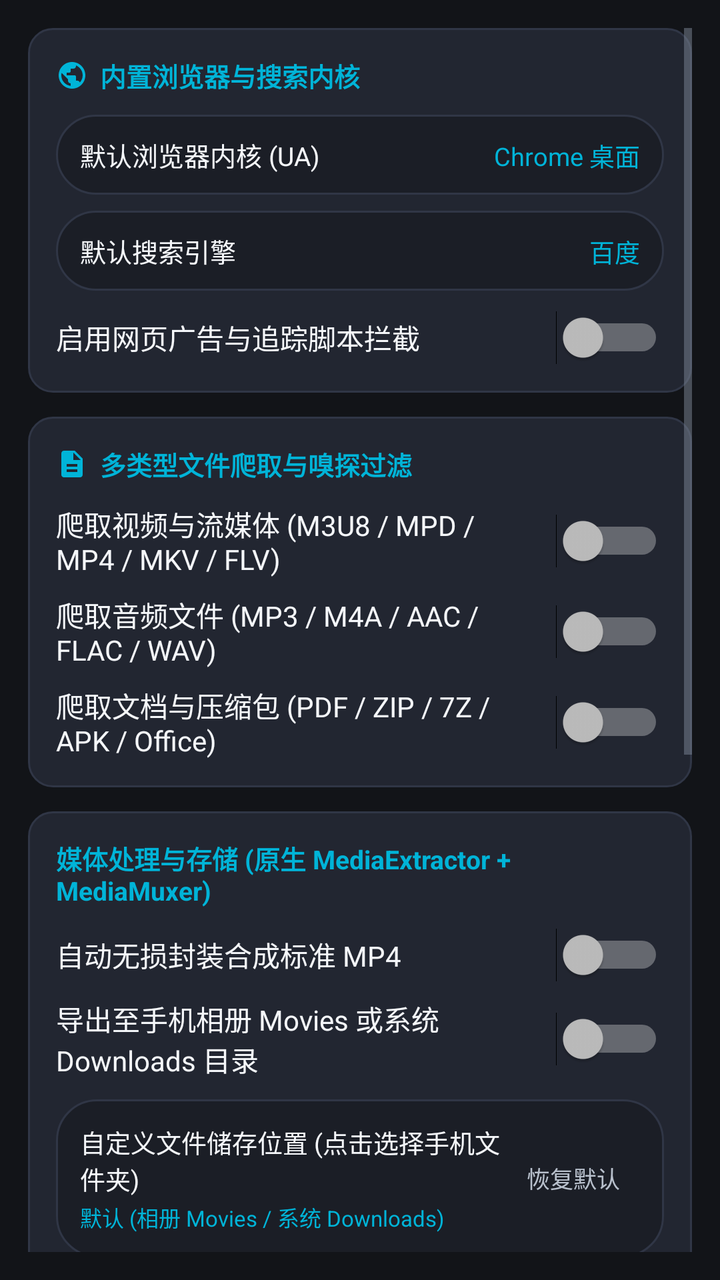
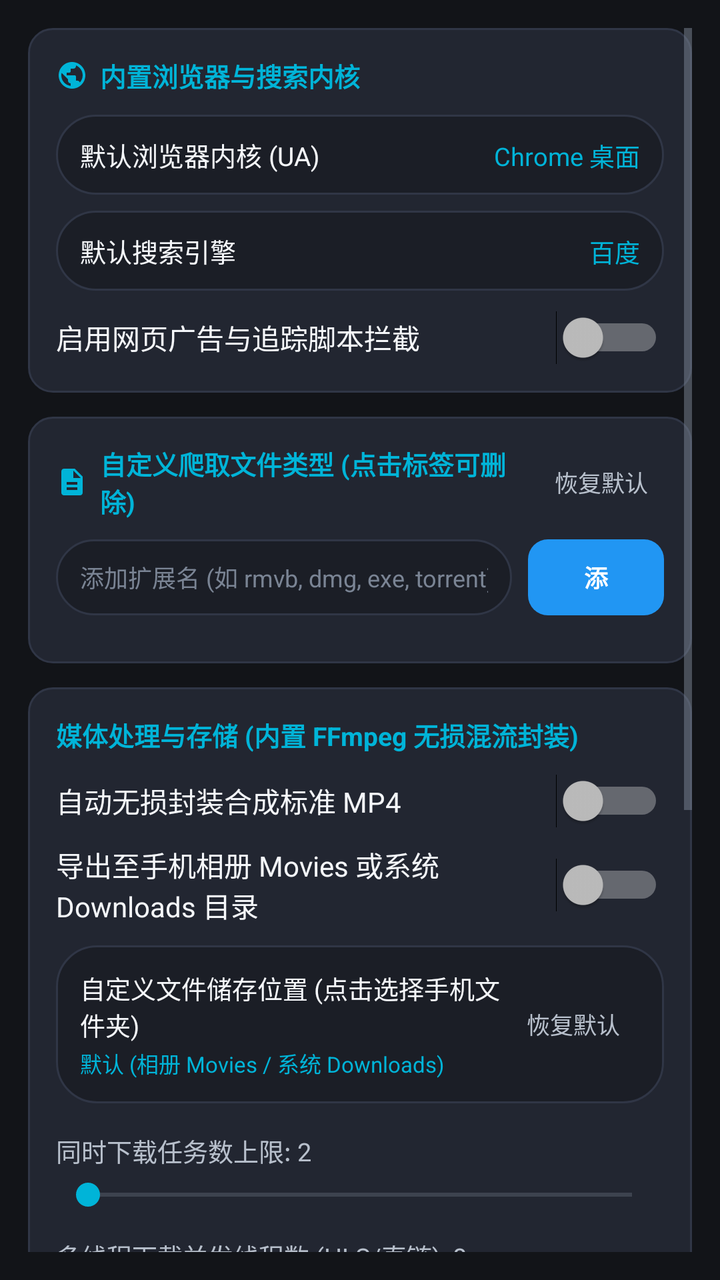

Before-and-after screenshots of an Android layout around one commit, followed by the original layout XML and the change that was made.
<!-- AndroidManifest.xml: application theme Theme.StarStream -->
<!-- res/layout/fragment_settings.xml -->
<?xml version="1.0" encoding="utf-8"?>
<ScrollView xmlns:android="http://schemas.android.com/apk/res/android"
    xmlns:app="http://schemas.android.com/apk/res-auto"
    android:layout_width="match_parent"
    android:layout_height="match_parent"
    android:background="@color/bg_main"
    android:padding="14dp">

    <LinearLayout
        android:layout_width="match_parent"
        android:layout_height="wrap_content"
        android:orientation="vertical">

        
        <LinearLayout
            android:layout_width="match_parent"
            android:layout_height="wrap_content"
            android:background="@drawable/bg_card"
            android:orientation="vertical"
            android:padding="14dp">

            <LinearLayout
                android:layout_width="wrap_content"
                android:layout_height="wrap_content"
                android:gravity="center_vertical"
                android:orientation="horizontal">

                <ImageView
                    android:layout_width="16dp"
                    android:layout_height="16dp"
                    android:layout_marginEnd="6dp"
                    android:contentDescription="浏览器"
                    android:src="@drawable/ic_browser"
                    app:tint="@color/accent_cyan" />

                <TextView
                    android:layout_width="wrap_content"
                    android:layout_height="wrap_content"
                    android:text="内置浏览器与搜索内核"
                    android:textColor="@color/accent_cyan"
                    android:textSize="13sp"
                    android:textStyle="bold" />
            </LinearLayout>

            <LinearLayout
                android:id="@+id/row_pick_ua"
                android:layout_width="match_parent"
                android:layout_height="40dp"
                android:layout_marginTop="10dp"
                android:background="@drawable/bg_input"
                android:gravity="center_vertical"
                android:orientation="horizontal"
                android:paddingHorizontal="12dp">

                <TextView
                    android:layout_width="0dp"
                    android:layout_height="wrap_content"
                    android:layout_weight="1"
                    android:text="默认浏览器内核 (UA)"
                    android:textColor="@color/text_primary"
                    android:textSize="13sp" />

                <TextView
                    android:id="@+id/tv_setting_ua"
                    android:layout_width="wrap_content"
                    android:layout_height="wrap_content"
                    android:text="Chrome 桌面"
                    android:textColor="@color/accent_cyan"
                    android:textSize="12.5sp" />
            </LinearLayout>

            <LinearLayout
                android:id="@+id/row_pick_engine"
                android:layout_width="match_parent"
                android:layout_height="40dp"
                android:layout_marginTop="8dp"
                android:background="@drawable/bg_input"
                android:gravity="center_vertical"
                android:orientation="horizontal"
                android:paddingHorizontal="12dp">

                <TextView
                    android:layout_width="0dp"
                    android:layout_height="wrap_content"
                    android:layout_weight="1"
                    android:text="默认搜索引擎"
                    android:textColor="@color/text_primary"
                    android:textSize="13sp" />

                <TextView
                    android:id="@+id/tv_setting_engine"
                    android:layout_width="wrap_content"
                    android:layout_height="wrap_content"
                    android:text="百度"
                    android:textColor="@color/accent_cyan"
                    android:textSize="12.5sp" />
            </LinearLayout>

            <Switch
                android:id="@+id/sw_ad_block"
                android:layout_width="match_parent"
                android:layout_height="wrap_content"
                android:layout_marginTop="10dp"
                android:text="启用网页广告与追踪脚本拦截"
                android:textColor="@color/text_primary" />
        </LinearLayout>

        
        <LinearLayout
            android:layout_width="match_parent"
            android:layout_height="wrap_content"
            android:layout_marginTop="12dp"
            android:background="@drawable/bg_card"
            android:orientation="vertical"
            android:padding="14dp">

            <LinearLayout
                android:layout_width="wrap_content"
                android:layout_height="wrap_content"
                android:gravity="center_vertical"
                android:orientation="horizontal">

                <ImageView
                    android:layout_width="16dp"
                    android:layout_height="16dp"
                    android:layout_marginEnd="6dp"
                    android:contentDescription="嗅探"
                    android:src="@drawable/ic_file"
                    app:tint="@color/accent_cyan" />

                <TextView
                    android:layout_width="wrap_content"
                    android:layout_height="wrap_content"
                    android:text="多类型文件爬取与嗅探过滤"
                    android:textColor="@color/accent_cyan"
                    android:textSize="13sp"
                    android:textStyle="bold" />
            </LinearLayout>

            <Switch
                android:id="@+id/sw_sniff_video"
                android:layout_width="match_parent"
                android:layout_height="wrap_content"
                android:layout_marginTop="10dp"
                android:text="爬取视频与流媒体 (M3U8 / MPD / MP4 / MKV / FLV)"
                android:textColor="@color/text_primary" />

            <Switch
                android:id="@+id/sw_sniff_audio"
                android:layout_width="match_parent"
                android:layout_height="wrap_content"
                android:layout_marginTop="8dp"
                android:text="爬取音频文件 (MP3 / M4A / AAC / FLAC / WAV)"
                android:textColor="@color/text_primary" />

            <Switch
                android:id="@+id/sw_sniff_docs"
                android:layout_width="match_parent"
                android:layout_height="wrap_content"
                android:layout_marginTop="8dp"
                android:text="爬取文档与压缩包 (PDF / ZIP / 7Z / APK / Office)"
                android:textColor="@color/text_primary" />
        </LinearLayout>

        
        <LinearLayout
            android:layout_width="match_parent"
            android:layout_height="wrap_content"
            android:layout_marginTop="12dp"
            android:background="@drawable/bg_card"
            android:orientation="vertical"
            android:padding="14dp">

            <TextView
                android:layout_width="wrap_content"
                android:layout_height="wrap_content"
                android:text="媒体处理与存储 (原生 MediaExtractor + MediaMuxer)"
                android:textColor="@color/accent_cyan"
                android:textSize="13sp"
                android:textStyle="bold" />

            <Switch
                android:id="@+id/sw_auto_mp4"
                android:layout_width="match_parent"
                android:layout_height="wrap_content"
                android:layout_marginTop="10dp"
                android:text="自动无损封装合成标准 MP4"
                android:textColor="@color/text_primary" />

            <Switch
                android:id="@+id/sw_save_gallery"
                android:layout_width="match_parent"
                android:layout_height="wrap_content"
                android:layout_marginTop="8dp"
                android:text="导出至手机相册 Movies 或系统 Downloads 目录"
                android:textColor="@color/text_primary" />

            <LinearLayout
                android:id="@+id/row_pick_storage"
                android:layout_width="match_parent"
                android:layout_height="wrap_content"
                android:layout_marginTop="10dp"
                android:background="@drawable/bg_input"
                android:gravity="center_vertical"
                android:orientation="horizontal"
                android:padding="12dp">

                <LinearLayout
                    android:layout_width="0dp"
                    android:layout_height="wrap_content"
                    android:layout_weight="1"
                    android:orientation="vertical">

                    <TextView
                        android:layout_width="wrap_content"
                        android:layout_height="wrap_content"
                        android:text="自定义文件储存位置 (点击选择手机文件夹)"
                        android:textColor="@color/text_primary"
                        android:textSize="12.5sp" />

                    <TextView
                        android:id="@+id/tv_storage_path"
                        android:layout_width="wrap_content"
                        android:layout_height="wrap_content"
                        android:layout_marginTop="2dp"
                        android:text="默认 (相册 Movies / 系统 Downloads)"
                        android:textColor="@color/accent_cyan"
                        android:textSize="11sp" />
                </LinearLayout>

                <TextView
                    android:id="@+id/btn_reset_storage"
                    android:layout_width="wrap_content"
                    android:layout_height="wrap_content"
                    android:paddingHorizontal="10dp"
                    android:paddingVertical="6dp"
                    android:text="恢复默认"
                    android:textColor="@color/text_secondary"
                    android:textSize="11.5sp" />
            </LinearLayout>

            <TextView
                android:id="@+id/tv_concurrent_label"
                android:layout_width="wrap_content"
                android:layout_height="wrap_content"
                android:layout_marginTop="14dp"
                android:text="同时下载任务数上限: 2"
                android:textColor="@color/text_secondary"
                android:textSize="12.5sp" />

            <SeekBar
                android:id="@+id/sb_concurrent"
                android:layout_width="match_parent"
                android:layout_height="wrap_content"
                android:layout_marginTop="4dp"
                android:max="5" />

            <TextView
                android:id="@+id/tv_threads_label"
                android:layout_width="wrap_content"
                android:layout_height="wrap_content"
                android:layout_marginTop="12dp"
                android:text="多线程下载并发线程数 (HLS/直链): 8"
                android:textColor="@color/text_secondary"
                android:textSize="12.5sp" />

            <SeekBar
                android:id="@+id/sb_threads"
                android:layout_width="match_parent"
                android:layout_height="wrap_content"
                android:layout_marginTop="4dp"
                android:max="22" />
        </LinearLayout>

        
        <LinearLayout
            android:layout_width="match_parent"
            android:layout_height="wrap_content"
            android:layout_marginTop="12dp"
            android:background="@drawable/bg_card"
            android:orientation="vertical"
            android:padding="14dp">

            <TextView
                android:layout_width="wrap_content"
                android:layout_height="wrap_content"
                android:text="HTTP 网络代理配置 (支持连接局域网代理)"
                android:textColor="@color/accent_cyan"
                android:textSize="13sp"
                android:textStyle="bold" />

            <Switch
                android:id="@+id/sw_use_proxy"
                android:layout_width="match_parent"
                android:layout_height="wrap_content"
                android:layout_marginTop="10dp"
                android:text="启用自定义 HTTP 代理"
                android:textColor="@color/text_primary" />

            <LinearLayout
                android:layout_width="match_parent"
                android:layout_height="wrap_content"
                android:layout_marginTop="10dp"
                android:orientation="horizontal">

                <EditText
                    android:id="@+id/et_proxy_host"
                    android:layout_width="0dp"
                    android:layout_height="40dp"
                    android:layout_marginEnd="8dp"
                    android:layout_weight="2"
                    android:background="@drawable/bg_input"
                    android:hint="代理 IP (如 127.0.0.1)"
                    android:paddingHorizontal="12dp"
                    android:textColor="@color/text_primary"
                    android:textColorHint="@color/text_muted"
                    android:textSize="12.5sp" />

                <EditText
                    android:id="@+id/et_proxy_port"
                    android:layout_width="0dp"
                    android:layout_height="40dp"
                    android:layout_weight="1"
                    android:background="@drawable/bg_input"
                    android:hint="端口 7890"
                    android:inputType="number"
                    android:paddingHorizontal="12dp"
                    android:textColor="@color/text_primary"
                    android:textColorHint="@color/text_muted"
                    android:textSize="12.5sp" />
            </LinearLayout>

            <Button
                android:id="@+id/btn_save_settings"
                android:layout_width="match_parent"
                android:layout_height="40dp"
                android:layout_marginTop="14dp"
                android:background="@drawable/bg_btn_primary"
                android:text="保存全部设置"
                android:textColor="#FFFFFF"
                android:textSize="13sp"
                android:textStyle="bold" />

            <Button
                android:id="@+id/btn_replay_guide"
                android:layout_width="match_parent"
                android:layout_height="38dp"
                android:layout_marginTop="10dp"
                android:background="@drawable/bg_input"
                android:text="重新查看新手引导教程"
                android:textColor="@color/accent_cyan"
                android:textSize="12.5sp" />
        </LinearLayout>

        <TextView
            android:layout_width="match_parent"
            android:layout_height="wrap_content"
            android:layout_marginTop="16dp"
            android:layout_marginBottom="16dp"
            android:gravity="center"
            android:text="星流媒体嗅探与下载器 (StarStream Pro) Android v3.2.7\n作者: xuewexin · github.com/xuewexin/StarStream\n内置多内核浏览器 · 多类型文件嗅探 · 同系列连爬"
            android:textColor="@color/text_muted"
            android:textSize="11sp" />
    </LinearLayout>
</ScrollView>
<!-- resources referenced by this layout -->
<resources>
  <color name="accent_cyan">#00B4D8</color>
  <color name="bg_main">#121418</color>
  <color name="text_muted">#7A8494</color>
  <color name="text_primary">#F5F7FA</color>
  <color name="text_secondary">#B8C0CC</color>
  <!-- drawable bg_btn_primary (drawable) -->
  <?xml version="1.0" encoding="utf-8"?>
  <shape xmlns:android="http://schemas.android.com/apk/res/android" android:shape="rectangle">
      <gradient
          android:angle="0"
          android:startColor="#2563EB"
          android:endColor="#4F46E5" />
      <corners android:radius="10dp" />
  </shape>
  <!-- drawable bg_card (drawable) -->
  <?xml version="1.0" encoding="utf-8"?>
  <shape xmlns:android="http://schemas.android.com/apk/res/android" android:shape="rectangle">
      <solid android:color="@color/bg_card" />
      <stroke android:width="1dp" android:color="@color/border_subtle" />
      <corners android:radius="12dp" />
  </shape>
  <!-- drawable bg_input (drawable) -->
  <?xml version="1.0" encoding="utf-8"?>
  <shape xmlns:android="http://schemas.android.com/apk/res/android" android:shape="rectangle">
      <solid android:color="@color/bg_panel" />
      <stroke android:width="1dp" android:color="@color/border_subtle" />
      <corners android:radius="20dp" />
  </shape>
  <!-- drawable ic_browser (drawable) -->
  <?xml version="1.0" encoding="utf-8"?>
  <vector xmlns:android="http://schemas.android.com/apk/res/android"
      android:width="24dp"
      android:height="24dp"
      android:viewportWidth="24"
      android:viewportHeight="24">
      <path
          android:fillColor="#FFFFFF"
          android:pathData="M12,2C6.48,2 2,6.48 2,12s4.48,10 10,10 10,-4.48 10,-10S17.52,2 12,2zM11,19.93c-3.95,-0.49 -7,-3.85 -7,-7.93 0,-0.62 0.08,-1.21 0.21,-1.79L9,15v1c0,1.1 0.9,2 2,2v1.93zM17.9,17.39c-0.26,-0.81 -1,-1.39 -1.9,-1.39h-1v-3c0,-0.55 -0.45,-1 -1,-1H8v-2h2c0.55,0 1,-0.45 1,-1V7h2c1.1,0 2,-0.9 2,-2v-0.41c2.93,1.19 5,4.06 5,7.41 0,2.08 -0.8,3.97 -2.1,5.39z" />
  </vector>
  <!-- drawable ic_file (drawable) -->
  <?xml version="1.0" encoding="utf-8"?>
  <vector xmlns:android="http://schemas.android.com/apk/res/android"
      android:width="24dp"
      android:height="24dp"
      android:viewportWidth="24"
      android:viewportHeight="24">
      <path
          android:fillColor="#FFFFFF"
          android:pathData="M14,2H6c-1.1,0 -1.99,0.9 -1.99,2L4,20c0,1.1 0.89,2 1.99,2H18c1.1,0 2,-0.9 2,-2V8l-6,-6zm2,16H8v-2h8v2zm0,-4H8v-2h8v2zm-3,-5V3.5L18.5,9H13z" />
  </vector>
  <style name="Theme.StarStream" parent="Theme.Material3.Dark.NoActionBar">
          <item name="colorPrimary">@color/accent_blue</item>
          <item name="colorOnPrimary">#FFFFFF</item>
          <item name="colorPrimaryContainer">@color/nav_indicator</item>
          <item name="colorOnPrimaryContainer">@color/accent_cyan</item>
          <item name="colorSecondary">@color/accent_cyan</item>
          <item name="colorSurface">@color/bg_panel</item>
          <item name="colorSurfaceContainer">@color/bg_card</item>
          <item name="android:windowBackground">@color/bg_main</item>
          <item name="android:statusBarColor">@color/bg_panel</item>
          <item name="android:navigationBarColor">@color/bg_panel</item>
          <item name="android:textColorPrimary">@color/text_primary</item>
          <item name="android:textColorSecondary">@color/text_muted</item>
      </style>
  <color name="bg_card">#222631</color>
  <color name="border_subtle">#303646</color>
  <color name="bg_panel">#1B1E26</color>
  <color name="accent_blue">#2196F3</color>
  <color name="nav_indicator">#1A334D</color>
</resources>

<!-- the commit's change to res/layout/fragment_settings.xml (unified diff, before → after) -->
@@ -115,7 +115,7 @@
             android:padding="14dp">
 
             <LinearLayout
-                android:layout_width="wrap_content"
+                android:layout_width="match_parent"
                 android:layout_height="wrap_content"
                 android:gravity="center_vertical"
                 android:orientation="horizontal">
@@ -129,37 +129,69 @@
                     app:tint="@color/accent_cyan" />
 
                 <TextView
-                    android:layout_width="wrap_content"
-                    android:layout_height="wrap_content"
-                    android:text="多类型文件爬取与嗅探过滤"
+                    android:layout_width="0dp"
+                    android:layout_height="wrap_content"
+                    android:layout_weight="1"
+                    android:text="自定义爬取文件类型 (点击标签可删除)"
                     android:textColor="@color/accent_cyan"
                     android:textSize="13sp"
                     android:textStyle="bold" />
-            </LinearLayout>
-
-            <Switch
-                android:id="@+id/sw_sniff_video"
-                android:layout_width="match_parent"
-                android:layout_height="wrap_content"
-                android:layout_marginTop="10dp"
-                android:text="爬取视频与流媒体 (M3U8 / MPD / MP4 / MKV / FLV)"
-                android:textColor="@color/text_primary" />
-
-            <Switch
-                android:id="@+id/sw_sniff_audio"
-                android:layout_width="match_parent"
-                android:layout_height="wrap_content"
-                android:layout_marginTop="8dp"
-                android:text="爬取音频文件 (MP3 / M4A / AAC / FLAC / WAV)"
-                android:textColor="@color/text_primary" />
-
-            <Switch
-                android:id="@+id/sw_sniff_docs"
-                android:layout_width="match_parent"
-                android:layout_height="wrap_content"
-                android:layout_marginTop="8dp"
-                android:text="爬取文档与压缩包 (PDF / ZIP / 7Z / APK / Office)"
-                android:textColor="@color/text_primary" />
+
+                <TextView
+                    android:id="@+id/btn_reset_exts"
+                    android:layout_width="wrap_content"
+                    android:layout_height="wrap_content"
+                    android:paddingHorizontal="8dp"
+                    android:paddingVertical="4dp"
+                    android:text="恢复默认"
+                    android:textColor="@color/text_secondary"
+                    android:textSize="11.5sp" />
+            </LinearLayout>
+
+            <LinearLayout
+                android:layout_width="match_parent"
+                android:layout_height="wrap_content"
+                android:layout_marginTop="10dp"
+                android:gravity="center_vertical"
+                android:orientation="horizontal">
+
+                <EditText
+                    android:id="@+id/et_add_ext"
+                    android:layout_width="0dp"
+                    android:layout_height="38dp"
+                    android:layout_marginEnd="8dp"
+                    android:layout_weight="1"
+                    android:background="@drawable/bg_input"
+                    android:hint="添加扩展名 (如 rmvb, dmg, exe, torrent)"
+                    android:paddingHorizontal="12dp"
+                    android:singleLine="true"
+                    android:textColor="@color/text_primary"
+                    android:textColorHint="@color/text_muted"
+                    android:textSize="12sp" />
+
+                <Button
+                    android:id="@+id/btn_add_ext"
+                    android:layout_width="68dp"
+                    android:layout_height="38dp"
+                    android:background="@drawable/bg_btn_primary"
+                    android:text="添加"
+                    android:textColor="#FFFFFF"
+                    android:textSize="12sp"
+                    android:textStyle="bold" />
+            </LinearLayout>
+
+            <HorizontalScrollView
+                android:layout_width="match_parent"
+                android:layout_height="wrap_content"
+                android:layout_marginTop="10dp"
+                android:scrollbars="none">
+
+                <LinearLayout
+                    android:id="@+id/ext_chips_grid"
+                    android:layout_width="wrap_content"
+                    android:layout_height="wrap_content"
+                    android:orientation="vertical" />
+            </HorizontalScrollView>
         </LinearLayout>
 
         
@@ -174,7 +206,7 @@
             <TextView
                 android:layout_width="wrap_content"
                 android:layout_height="wrap_content"
-                android:text="媒体处理与存储 (原生 MediaExtractor + MediaMuxer)"
+                android:text="媒体处理与存储 (内置 FFmpeg 无损混流封装)"
                 android:textColor="@color/accent_cyan"
                 android:textSize="13sp"
                 android:textStyle="bold" />
@@ -358,7 +390,7 @@
             android:layout_marginTop="16dp"
             android:layout_marginBottom="16dp"
             android:gravity="center"
-            android:text="星流媒体嗅探与下载器 (StarStream Pro) Android v3.2.7\n作者: xuewexin · github.com/xuewexin/StarStream\n内置多内核浏览器 · 多类型文件嗅探 · 同系列连爬"
+            android:text="星流媒体嗅探与下载器 (StarStream Pro) Android v3.2.8\n作者: xuewexin · github.com/xuewexin/StarStream\n内置 FFmpeg 无损混流 · 动态令牌提速 · 自定义嗅探扩展名"
             android:textColor="@color/text_muted"
             android:textSize="11sp" />
     </LinearLayout>
